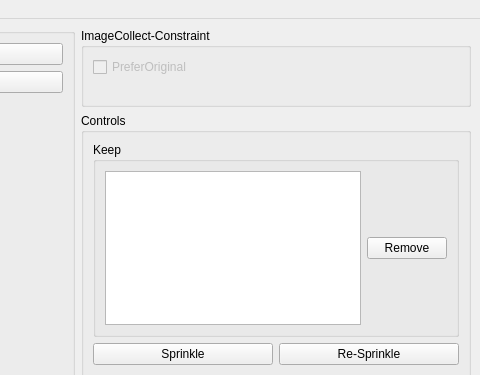
degarashi/sprinkler, file src/mainwindow.ui: the form before one commit; both pictures show x 260 to 740 and y 0 to 375 of the 740 by 529 pixel window.
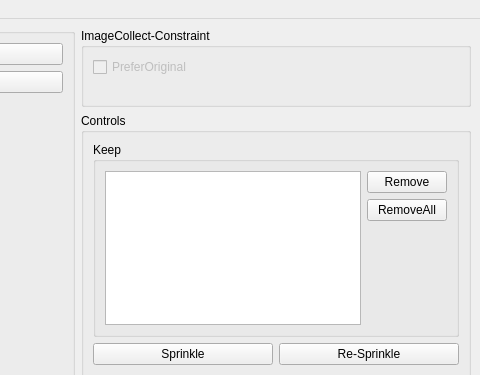
The form after the commit. Custom widgets are drawn as their Qt base class.

Commit message: [update]Keepの一括削除機能を追加

What changed in the file:
```diff
--- a/src/mainwindow.ui
+++ b/src/mainwindow.ui
@@ -201,7 +201,25 @@
           <string>Keep</string>
          </property>
          <layout class="QGridLayout" name="gridLayout_4">
-          <item row="0" column="0">
+          <item row="0" column="1">
+           <layout class="QVBoxLayout" name="keepControl">
+            <item>
+             <widget class="QPushButton" name="removeKeep">
+              <property name="text">
+               <string comment="Keep">Remove</string>
+              </property>
+             </widget>
+            </item>
+            <item>
+             <widget class="QPushButton" name="removeKeepAll">
+              <property name="text">
+               <string comment="Keep">RemoveAll</string>
+              </property>
+             </widget>
+            </item>
+           </layout>
+          </item>
+          <item row="0" column="0" rowspan="2">
            <widget class="QListView" name="listKeep">
             <property name="sizePolicy">
              <sizepolicy hsizetype="Preferred" vsizetype="Preferred">
@@ -217,13 +235,6 @@
             </property>
            </widget>
           </item>
-          <item row="0" column="1">
-           <widget class="QPushButton" name="removeKeep">
-            <property name="text">
-             <string comment="Keep">Remove</string>
-            </property>
-           </widget>
-          </item>
          </layout>
         </widget>
        </item>
```
Left out of the diff: 42 changed lines with no effect on the pictures. The commit also changes 3 other files.
